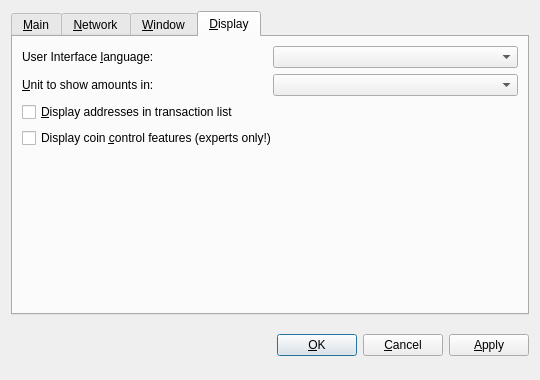
Old version of the form src/qt/forms/optionsdialog.ui in the repository mcastillo0724/novacoin.
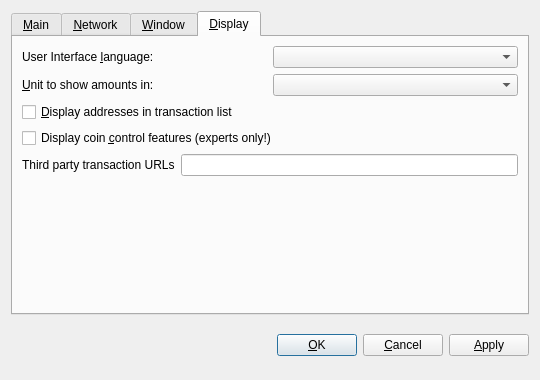
New version of the form. The open tabs and pages were chosen to show the change. Custom widgets are drawn as their Qt base class.

Commit message:
add third party links to transaction context menu
Постарался перенести этот коммит в код NVC

https://github.com/bitcoin/bitcoin/commit/40c5b939f2bff960e397da6ae3651952adc68cbe

The edit to the form file:
```diff
--- a/src/qt/forms/optionsdialog.ui
+++ b/src/qt/forms/optionsdialog.ui
@@ -353,6 +353,30 @@
          </property>
         </widget>
        </item>
+       <item>
+        <layout class="QHBoxLayout" name="horizontalLayout_3_Display">
+         <item>
+          <widget class="QLabel" name="thirdPartyTxUrlsLabel">
+           <property name="toolTip">
+            <string>Third party URLs (e.g. a block explorer) that appear in the transactions tab as context menu items. %s in the URL is replaced by transaction hash. Multiple URLs are separated by vertical bar |.</string>
+           </property>
+           <property name="text">
+            <string>Third party transaction URLs</string>
+           </property>
+           <property name="buddy">
+            <cstring>thirdPartyTxUrls</cstring>
+           </property>
+          </widget>
+         </item>
+         <item>
+          <widget class="QLineEdit" name="thirdPartyTxUrls">
+           <property name="toolTip">
+            <string>Third party URLs (e.g. a block explorer) that appear in the transactions tab as context menu items. %s in the URL is replaced by transaction hash. Multiple URLs are separated by vertical bar |.</string>
+           </property>
+          </widget>
+         </item>
+        </layout>
+       </item>
        <item>
         <spacer name="verticalSpacer_Display">
          <property name="orientation">
```
The commit also changes 6 other files.
